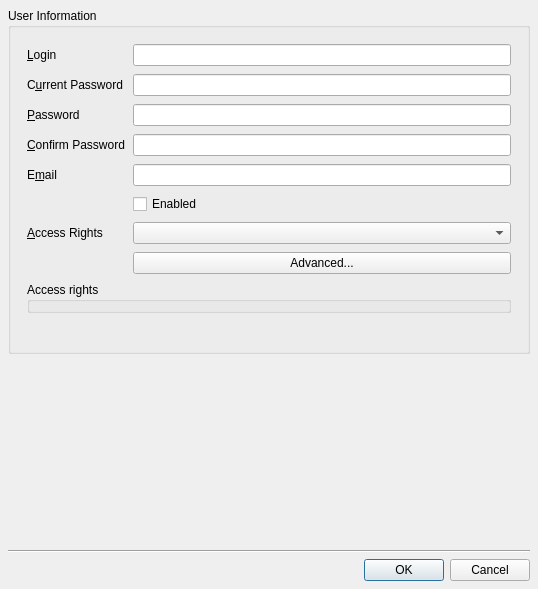
Before: the Qt Designer form client/src/ui/dialogs/resource_properties/user_settings_dialog.ui in networkoptix/nx_open, drawn with Qt 5.
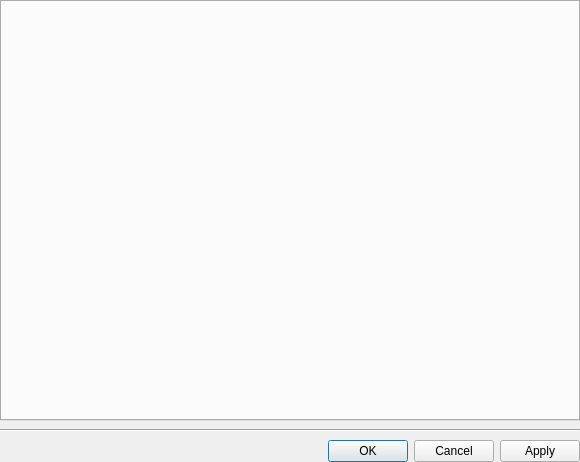
After: the same form once the commit is applied. Custom widgets are drawn as their Qt base class.

Commit message:
VMS-2324: User Groups - core
VMS-2293: Create dialog for access rights setup

<==== Mercurial data ====>
Branch: dev_3.0.0_gui

The edit to the form file:
```diff
--- a/client/src/ui/dialogs/resource_properties/user_settings_dialog.ui
+++ b/client/src/ui/dialogs/resource_properties/user_settings_dialog.ui
@@ -6,232 +6,28 @@
    <rect>
     <x>0</x>
     <y>0</y>
-    <width>538</width>
-    <height>589</height>
+    <width>580</width>
+    <height>462</height>
    </rect>
   </property>
-  <property name="sizePolicy">
-   <sizepolicy hsizetype="Preferred" vsizetype="Fixed">
-    <horstretch>0</horstretch>
-    <verstretch>0</verstretch>
-   </sizepolicy>
-  </property>
-  <property name="windowTitle">
-   <string>Create New User</string>
-  </property>
-  <layout class="QVBoxLayout" name="verticalLayout" stretch="0,1,0,0">
+  <layout class="QVBoxLayout" name="verticalLayout">
+   <property name="spacing">
+    <number>8</number>
+   </property>
    <property name="leftMargin">
-    <number>8</number>
+    <number>0</number>
    </property>
    <property name="topMargin">
-    <number>8</number>
+    <number>0</number>
    </property>
    <property name="rightMargin">
-    <number>8</number>
+    <number>0</number>
    </property>
    <property name="bottomMargin">
-    <number>8</number>
+    <number>0</number>
    </property>
    <item>
-    <widget class="QGroupBox" name="userInfoGroupBox">
-     <property name="sizePolicy">
-      <sizepolicy hsizetype="Preferred" vsizetype="Fixed">
-       <horstretch>0</horstretch>
-       <verstretch>0</verstretch>
-      </sizepolicy>
-     </property>
-     <property name="title">
-      <string>User Information</string>
-     </property>
-     <property name="flat">
-      <bool>true</bool>
-     </property>
-     <layout class="QFormLayout" name="formLayout">
-      <property name="horizontalSpacing">
-       <number>8</number>
-      </property>
-      <property name="verticalSpacing">
-       <number>8</number>
-      </property>
-      <property name="leftMargin">
-       <number>16</number>
-      </property>
-      <property name="topMargin">
-       <number>16</number>
-      </property>
-      <property name="rightMargin">
-       <number>16</number>
-      </property>
-      <property name="bottomMargin">
-       <number>16</number>
-      </property>
-      <item row="0" column="0">
-       <widget class="QLabel" name="loginLabel">
-        <property name="text">
-         <string>&amp;Login</string>
-        </property>
-        <property name="buddy">
-         <cstring>loginEdit</cstring>
-        </property>
-       </widget>
-      </item>
-      <item row="0" column="1">
-       <widget class="QLineEdit" name="loginEdit"/>
-      </item>
-      <item row="1" column="0">
-       <widget class="QLabel" name="currentPasswordLabel">
-        <property name="text">
-         <string>C&amp;urrent Password</string>
-        </property>
-        <property name="buddy">
-         <cstring>currentPasswordEdit</cstring>
-        </property>
-       </widget>
-      </item>
-      <item row="1" column="1">
-       <widget class="QLineEdit" name="currentPasswordEdit">
-        <property name="echoMode">
-         <enum>QLineEdit::Password</enum>
-        </property>
-       </widget>
-      </item>
-      <item row="2" column="0">
-       <widget class="QLabel" name="passwordLabel">
-        <property name="text">
-         <string>&amp;Password</string>
-        </property>
-        <property name="buddy">
-         <cstring>passwordEdit</cstring>
-        </property>
-       </widget>
-      </item>
-      <item row="2" column="1">
-       <widget class="QLineEdit" name="passwordEdit">
-        <property name="echoMode">
-         <enum>QLineEdit::Password</enum>
-        </property>
-       </widget>
-      </item>
-      <item row="3" column="0">
-       <widget class="QLabel" name="confirmPasswordLabel">
-        <property name="text">
-         <string>&amp;Confirm Password</string>
-        </property>
-        <property name="buddy">
-         <cstring>confirmPasswordEdit</cstring>
-        </property>
-       </widget>
-      </item>
-      <item row="3" column="1">
-       <widget class="QLineEdit" name="confirmPasswordEdit">
-        <property name="sizePolicy">
-         <sizepolicy hsizetype="Expanding" vsizetype="Fixed">
-          <horstretch>0</horstretch>
-          <verstretch>0</verstretch>
-         </sizepolicy>
-        </property>
-        <property name="echoMode">
-         <enum>QLineEdit::Password</enum>
-        </property>
-       </widget>
-      </item>
-      <item row="4" column="0">
-       <widget class="QLabel" name="emailLabel">
-        <property name="text">
-         <string>E&amp;mail</string>
-        </property>
-        <property name="buddy">
-         <cstring>emailEdit</cstring>
-        </property>
-       </widget>
-      </item>
-      <item row="4" column="1">
-       <widget class="QLineEdit" name="emailEdit"/>
-      </item>
-      <item row="6" column="0">
-       <widget class="QLabel" name="accessRightsLabel">
-        <property name="text">
-         <string>&amp;Access Rights</string>
-        </property>
-        <property name="buddy">
-         <cstring>accessRightsComboBox</cstring>
-        </property>
-       </widget>
-      </item>
-      <item row="6" column="1">
-       <widget class="QComboBox" name="accessRightsComboBox"/>
-      </item>
-      <item row="7" column="1">
-       <widget class="QPushButton" name="advancedButton">
-        <property name="text">
-         <string>Advanced...</string>
-        </property>
-        <property name="checkable">
-         <bool>true</bool>
-        </property>
-        <property name="autoDefault">
-         <bool>false</bool>
-        </property>
-       </widget>
-      </item>
-      <item row="8" column="0" colspan="2">
-       <widget class="QGroupBox" name="accessRightsGroupbox">
-        <property name="title">
-         <string>Access rights</string>
-        </property>
-        <property name="flat">
-         <bool>true</bool>
-        </property>
-        <layout class="QVBoxLayout" name="verticalLayout_3">
-         <property name="spacing">
-          <number>8</number>
-         </property>
-         <property name="leftMargin">
-          <number>0</number>
-         </property>
-         <property name="topMargin">
-          <number>8</number>
-         </property>
-         <property name="rightMargin">
-          <number>0</number>
-         </property>
-         <property name="bottomMargin">
-          <number>0</number>
-         </property>
-        </layout>
-       </widget>
-      </item>
-      <item row="5" column="1">
-       <widget class="QCheckBox" name="enabledCheckBox">
-        <property name="text">
-         <string>Enabled</string>
-        </property>
-       </widget>
-      </item>
-      <item row="9" column="0" colspan="2">
-       <widget class="QLabel" name="hintLabel">
-        <property name="sizePolicy">
-         <sizepolicy hsizetype="Preferred" vsizetype="Fixed">
-          <horstretch>0</horstretch>
-          <verstretch>0</verstretch>
-         </sizepolicy>
-        </property>
-        <property name="text">
-         <string/>
-        </property>
-        <property name="alignment">
-         <set>Qt::AlignRight|Qt::AlignTrailing|Qt::AlignVCenter</set>
-        </property>
-        <property name="wordWrap">
-         <bool>true</bool>
-        </property>
-       </widget>
-      </item>
-     </layout>
-    </widget>
-   </item>
-   <item>
-    <widget class="QnUserAccessRightsWidget" name="accessRightsWidget" native="true"/>
+    <widget class="QTabWidget" name="tabWidget"/>
    </item>
    <item>
     <widget class="Line" name="line">
@@ -246,29 +42,12 @@
       <enum>Qt::Horizontal</enum>
      </property>
      <property name="standardButtons">
-      <set>QDialogButtonBox::Cancel|QDialogButtonBox::Ok</set>
+      <set>QDialogButtonBox::Apply|QDialogButtonBox::Cancel|QDialogButtonBox::Ok</set>
      </property>
     </widget>
    </item>
   </layout>
  </widget>
- <customwidgets>
-  <customwidget>
-   <class>QnUserAccessRightsWidget</class>
-   <extends>QWidget</extends>
-   <header location="global">ui/widgets/properties/user_access_rights_widget.h</header>
-   <container>1</container>
-  </customwidget>
- </customwidgets>
- <tabstops>
-  <tabstop>loginEdit</tabstop>
-  <tabstop>currentPasswordEdit</tabstop>
-  <tabstop>passwordEdit</tabstop>
-  <tabstop>confirmPasswordEdit</tabstop>
-  <tabstop>emailEdit</tabstop>
-  <tabstop>accessRightsComboBox</tabstop>
-  <tabstop>advancedButton</tabstop>
- </tabstops>
  <resources/>
  <connections/>
 </ui>
```
The commit also changes 27 other files.
